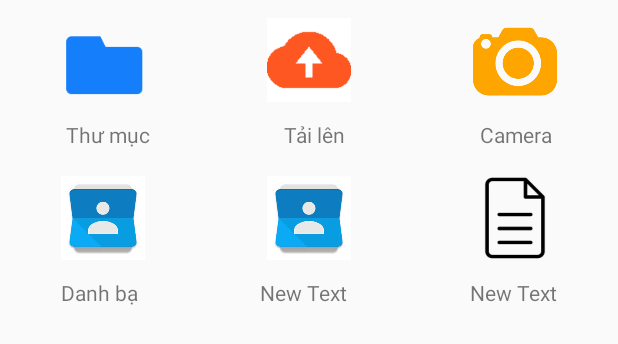
After one commit to longdt57/openstack, an Android app: the layout custom_add_file_dialog.xml on its own in the app's theme, with its tools: preview values and no code run, on a phone screen of 412 x 824 dp. The commit adds this screen. Shown: the top 344 px of the screen. Run offline under Robolectric (Android 15) with nearby library versions, the phone set to English and light mode, and no system bars.

Commit message:
show Dialog when click Add
show Dialog when click Add

```diff
--- a/app/src/main/java/com/samsunguet/sev_user/mycloud/MainActivity.java
+++ b/app/src/main/java/com/samsunguet/sev_user/mycloud/MainActivity.java
@@ -6,6 +6,8 @@ import android.graphics.drawable.Drawable;
 import android.support.v7.app.AppCompatActivity;
 import android.os.Bundle;
 import android.view.View;
+import android.view.ViewGroup;
+import android.widget.ImageView;
 import android.widget.ListView;
 import android.widget.Toast;
 
@@ -21,34 +23,82 @@ import com.mikepenz.materialdrawer.model.ProfileDrawerItem;
 import com.mikepenz.materialdrawer.model.SecondaryDrawerItem;
 import com.mikepenz.materialdrawer.model.interfaces.IDrawerItem;
 import com.mikepenz.materialdrawer.model.interfaces.IProfile;
+import com.orhanobut.dialogplus.DialogPlus;
+import com.orhanobut.dialogplus.OnClickListener;
+import com.orhanobut.dialogplus.OnDismissListener;
+import com.orhanobut.dialogplus.OnItemClickListener;
+import com.orhanobut.dialogplus.ViewHolder;
 import com.samsunguet.sev_user.mycloud.IntroApp.example.introApp.Intro;
 
 public class MainActivity extends AppCompatActivity {
+
+    ListView listview;
+    FloatingActionButton fab;
 
     @Override
     protected void onCreate(Bundle savedInstanceState) {
         super.onCreate(savedInstanceState);
         setContentView(R.layout.activity_main);
 
-        Boolean isFirstRun = getSharedPreferences("PREFERENCE",MODE_PRIVATE).getBoolean("isFirstRun",true);
-        Boolean isLogin = getSharedPreferences("PREFERENCE",MODE_PRIVATE).getBoolean("isLogIn",false);
-        if(isFirstRun){
-            getSharedPreferences("PREFERENCE",MODE_PRIVATE).edit().putBoolean("isFirstRun",false).commit();
-            Intent intro = new Intent(getBaseContext(),Intro.class);
+        Boolean isFirstRun = getSharedPreferences("PREFERENCE", MODE_PRIVATE).getBoolean("isFirstRun", true);
+        Boolean isLogin = getSharedPreferences("PREFERENCE", MODE_PRIVATE).getBoolean("isLogIn", false);
+
+        //REGISTERY
+        listview = (ListView) findViewById(R.id.listview);
+        fab = (FloatingActionButton) findViewById(R.id.floatButton);
+
+
+        //attach to listview
+        fab.attachToListView(listview);
+        fab.setOnClickListener(new View.OnClickListener() {
+            @Override
+            public void onClick(View v) {
+                DialogPlus dialog = DialogPlus.newDialog(MainActivity.this)
+                        .setContentHolder(new ViewHolder(R.layout.custom_add_file_dialog))
+                        .setExpanded(true)  // This will enable the expand feature, (similar to android L share dialog)
+//                        .setHeader(R.layout.custom_dialog_header)
+//                        .setFooter(R.layout.custom_dialog_footer)
+//                        .setContentHeight(200)
+                        .setOnClickListener(new OnClickListener() {
+                            @Override
+                            public void onClick(final DialogPlus dialog, View view) {
+                                switch (view.getId()) {
+                                    case R.id.imgFolderInDialog:
+                                        Toast.makeText(MainActivity.this, "Click folder", Toast.LENGTH_LONG).show();
+                                        break;
+                                    case R.id.imgUploadFileInDialog:
+                                        Toast.makeText(MainActivity.this, "Click Upload", Toast.LENGTH_LONG).show();
+                                        break;
+                                    case R.id.imgUploadPhotoInDialog:
+                                        Toast.makeText(MainActivity.this, "Click Camera", Toast.LENGTH_LONG).show();
+                                        break;
+                                    case R.id.imgSyncContact:
+                                        Toast.makeText(MainActivity.this, "Click Sync Contact", Toast.LENGTH_LONG).show();
+                                        break;
+                                }
+                            }
+
+                        })
+                        .create();
+                dialog.show();
+
+            }
+        });
+
+        //CHECK IS FIRST RUN TO SHOW INTRO APP   & SHOW LOGIN
+        if (isFirstRun) {
+            getSharedPreferences("PREFERENCE", MODE_PRIVATE).edit().putBoolean("isFirstRun", false).commit();
+            Intent intro = new Intent(getBaseContext(), Intro.class);
             startActivity(intro);
             finish();
-        }
-
-        else if(!isLogin){
-            Intent login = new Intent(getBaseContext(),Login.class);
+        } else if (!isLogin) {
+            Intent login = new Intent(getBaseContext(), Login.class);
             startActivity(login);
             finish();
         }
 
-        ListView listView = (ListView) findViewById(R.id.listview);
-        FloatingActionButton fab = (FloatingActionButton) findViewById(R.id.floatButton);
-        fab.attachToListView(listView);
 
+        //ADD ITEM TO DRAWER
         PrimaryDrawerItem item1 = new PrimaryDrawerItem().withName("Home");
         item1.withBadge("19").withBadgeStyle(new BadgeStyle().withTextColor(Color.WHITE).withColorRes(R.color.md_red_700));
 
@@ -73,7 +123,7 @@ public class MainActivity extends AppCompatActivity {
                 })
                 .build();
 
-//create the drawer and remember the `Drawer` result object
+        //create the drawer and remember the `Drawer` result object
         Drawer result = new DrawerBuilder()
                 .withActivity(this)
                 .withAccountHeader(headerResult)
@@ -85,6 +135,8 @@ public class MainActivity extends AppCompatActivity {
                         item4
                 )
                 .build();
-//        new DrawerBuilder().withActivity(this).build();
+
     }
+
+
 }
--- /dev/null
+++ b/app/src/main/res/layout/custom_add_file_dialog.xml
@@ -0,0 +1,164 @@
+<?xml version="1.0" encoding="utf-8"?>
+<RelativeLayout xmlns:android="http://schemas.android.com/apk/res/android"
+    android:orientation="vertical" android:layout_width="match_parent"
+    android:layout_height="match_parent">
+
+    <LinearLayout
+        android:id="@+id/stack1"
+        android:layout_gravity="center"
+        android:orientation="horizontal"
+        android:layout_width="match_parent"
+        android:layout_height="80dp">
+
+
+        <FrameLayout
+            android:layout_weight="1"
+            android:layout_margin="2dp"
+            android:layout_width="match_parent"
+            android:layout_height="match_parent">
+
+            <ImageView
+                android:src="@drawable/icon_folder"
+                android:layout_width="56dp"
+                android:layout_height="56dp"
+                android:layout_gravity="center"
+                android:id="@+id/imgFolderInDialog" />
+        </FrameLayout>
+        <FrameLayout
+            android:layout_weight="1"
+            android:layout_margin="5dp"
+            android:layout_width="match_parent"
+            android:layout_height="match_parent">
+            <ImageView
+                android:src="@drawable/icon_upload_file"
+                android:layout_width="56dp"
+                android:layout_height="56dp"
+                android:layout_gravity="center"
+                android:id="@+id/imgUploadFileInDialog" />
+        </FrameLayout>
+        <FrameLayout
+            android:layout_weight="1"
+            android:layout_margin="5dp"
+            android:layout_width="match_parent"
+            android:layout_height="match_parent">
+            <ImageView
+                android:src="@drawable/ic_camera"
+                android:layout_width="56dp"
+                android:layout_height="56dp"
+                android:layout_gravity="center"
+                android:id="@+id/imgUploadPhotoInDialog" />
+        </FrameLayout>
+    </LinearLayout>
+
+    <LinearLayout
+        android:id="@+id/title1"
+        android:layout_below="@+id/stack1"
+        android:orientation="horizontal"
+        android:layout_width="match_parent"
+        android:layout_height="25dp">
+
+        <TextView
+            android:gravity="center"
+            android:layout_weight="1"
+            android:layout_width="wrap_content"
+            android:layout_height="wrap_content"
+            android:text="Thư mục"
+            android:id="@+id/textView6" />
+
+        <TextView
+            android:gravity="center"
+            android:layout_weight="1"
+            android:layout_width="wrap_content"
+            android:layout_height="wrap_content"
+            android:text="Tải lên"
+            android:id="@+id/textView7" />
+
+        <TextView
+            android:gravity="center"
+            android:layout_weight="1"
+            android:layout_width="wrap_content"
+            android:layout_height="wrap_content"
+            android:text="Camera"
+            android:id="@+id/textView8" />
+    </LinearLayout>
+
+    <LinearLayout
+        android:id="@+id/stack2"
+        android:layout_below="@+id/title1"
+        android:layout_gravity="center"
+        android:orientation="horizontal"
+        android:layout_width="match_parent"
+        android:layout_height="80dp">
+        <FrameLayout
+            android:layout_weight="1"
+            android:layout_margin="5dp"
+            android:layout_width="match_parent"
+            android:layout_height="match_parent">
+
+            <ImageView
+                android:src="@drawable/ic_sync_contact"
+                android:layout_width="56dp"
+                android:layout_height="56dp"
+                android:layout_gravity="center"
+                android:id="@+id/imgSyncContact" />
+        </FrameLayout>
+        <FrameLayout
+            android:layout_weight="1"
+            android:layout_margin="5dp"
+            android:layout_width="match_parent"
+            android:layout_height="match_parent">
+            <ImageView
+                android:src="@drawable/ic_sync_contact"
+                android:layout_width="56dp"
+                android:layout_height="56dp"
+                android:layout_gravity="center"
+                android:id="@+id/imageView5" />
+        </FrameLayout>
+        <FrameLayout
+            android:layout_weight="1"
+            android:layout_margin="5dp"
+            android:layout_width="match_parent"
+            android:layout_height="match_parent">
+            <ImageView
+                android:src="@drawable/icon_file"
+                android:layout_width="56dp"
+                android:layout_height="56dp"
+                android:layout_gravity="center"
+                android:id="@+id/imageView6" />
+        </FrameLayout>
+    </LinearLayout>
+
+    <LinearLayout
+        android:id="@+id/title2"
+        android:layout_below="@+id/stack2"
+        android:orientation="horizontal"
+        android:layout_width="match_parent"
+        android:layout_height="25dp">
+
+        <TextView
+            android:gravity="center"
+            android:layout_weight="1"
+            android:layout_width="wrap_content"
+            android:layout_height="wrap_content"
+            android:id="@+id/textView3"
+            android:text="Danh bạ" />
+
+        <TextView
+            android:gravity="center"
+            android:layout_weight="1"
+            android:layout_width="wrap_content"
+            android:layout_height="wrap_content"
+            android:text="New Text"
+            android:id="@+id/textView4" />
+
+        <TextView
+            android:gravity="center"
+            android:layout_weight="1"
+            android:layout_width="wrap_content"
+            android:layout_height="wrap_content"
+            android:text="New Text"
+            android:id="@+id/textView5" />
+    </LinearLayout>
+
+
+</RelativeLayout>
--- /dev/null
+++ b/app/src/main/res/layout/custom_dialog_footer.xml
@@ -0,0 +1,9 @@
+<?xml version="1.0" encoding="utf-8"?>
+<LinearLayout xmlns:android="http://schemas.android.com/apk/res/android"
+    android:orientation="vertical" android:layout_width="match_parent"
+    android:layout_height="match_parent">
+
+    <FrameLayout
+        android:layout_width="match_parent"
+        android:layout_height="25dp"></FrameLayout>
+</LinearLayout>
--- /dev/null
+++ b/app/src/main/res/layout/custom_dialog_header.xml
@@ -0,0 +1,21 @@
+<?xml version="1.0" encoding="utf-8"?>
+<LinearLayout
+    android:id="@+id/header_container"
+    xmlns:android="http://schemas.android.com/apk/res/android"
+    android:layout_width="match_parent"
+    android:layout_height="wrap_content"
+    android:orientation="horizontal"
+    android:padding="@dimen/activity_horizontal_margin">
+
+    <TextView
+        android:layout_marginLeft="16dp"
+        android:layout_width="0dp"
+        android:layout_height="wrap_content"
+        android:layout_weight="1"
+        android:text="Tạo mới"
+        android:textColor="@android:color/black"
+        />
+
+   />
+
+</LinearLayout>
```
Also changed, not shown: app/src/main/res/drawable/ic_camera.png (added), app/src/main/res/drawable/ic_sync_contact.png (added), app/src/main/res/drawable/icon_upload_file.png.
